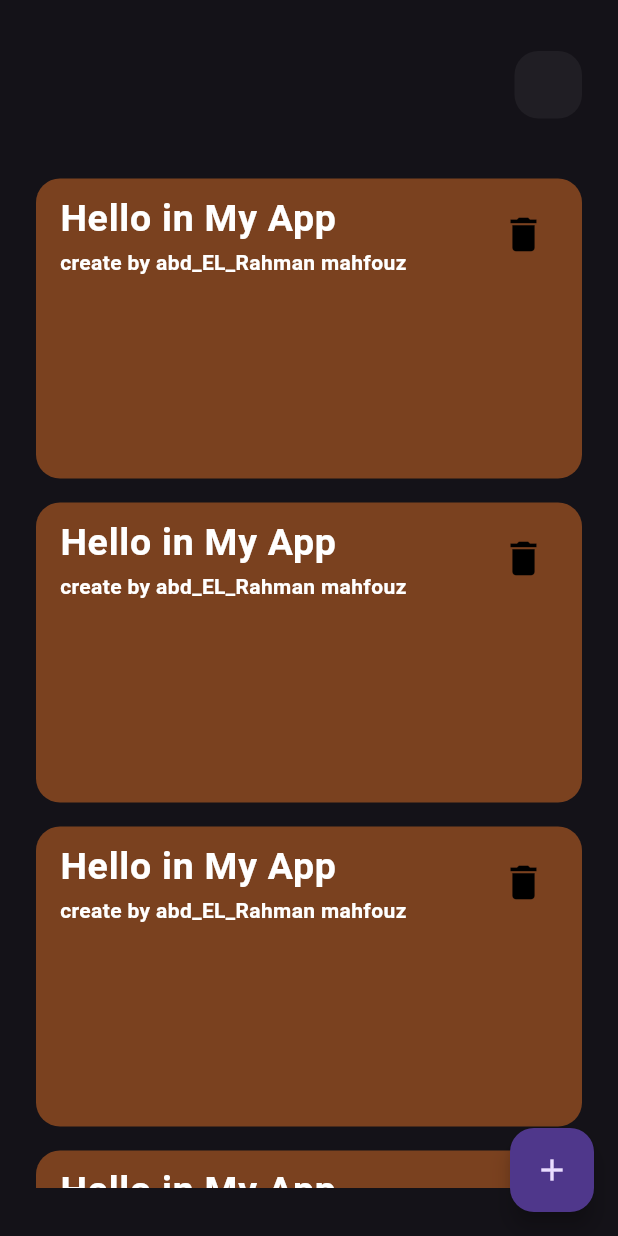
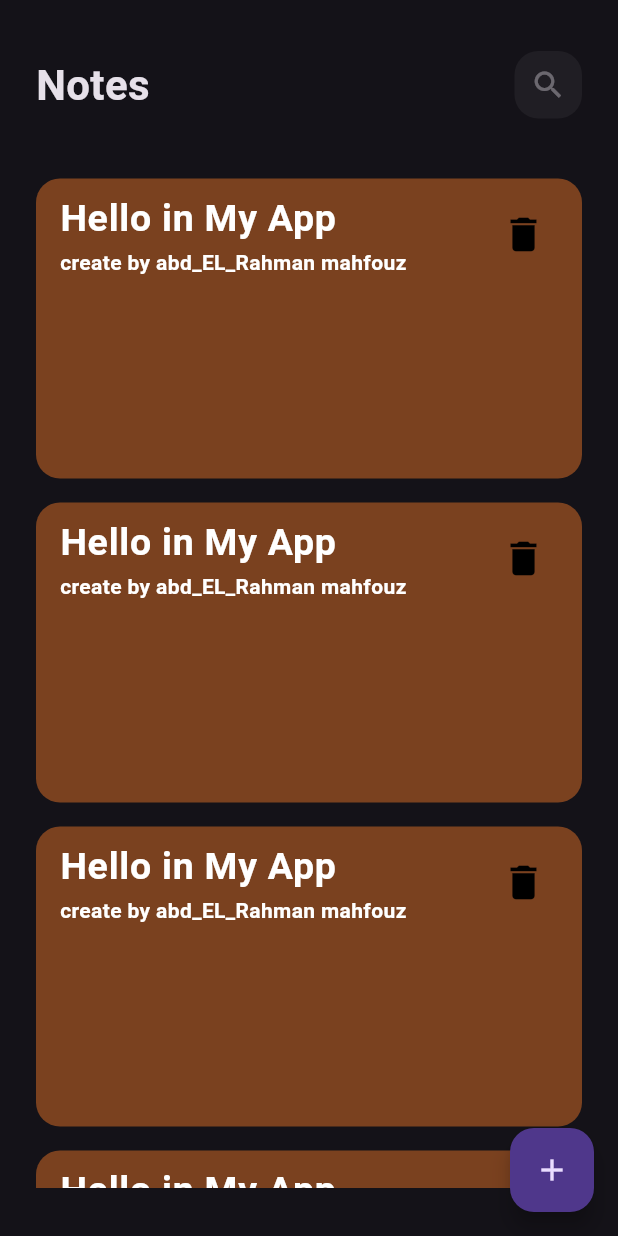
Before and after one commit to AMahfouz144/note_app, a Flutter app: the screen it shows after launch, on a phone screen of 412 x 824 dp. Run offline on Flutter 3.47's test engine with Material 3 defaults, Android fonts, the phone set to English and light mode, and no system bars.

Commit message:
update edit view

```diff
--- a/lib/main.dart
+++ b/lib/main.dart
@@ -17,9 +17,9 @@ class NotesApp extends StatelessWidget {
       debugShowCheckedModeBanner: false,
       theme: ThemeData.dark(),
       home: const MyApp(),
-      routes: <String, WidgetBuilder> {
-      '/a': (BuildContext context) =>  Test(title: Text('page A')),
-    },
+      routes: <String, WidgetBuilder>{
+        '/a': (BuildContext context) => EditView(title: Text('Edit page')),
+      },
     );
   }
 }
--- a/lib/views/notes_app.dart
+++ b/lib/views/notes_app.dart
@@ -40,7 +40,7 @@ class MyApp extends StatelessWidget {
                         onTap: () {
                           Navigator.push(context,
                               MaterialPageRoute(builder: (context) {
-                            return Test();
+                            return EditView();
                           }));
                         },
                         width: double.infinity,
--- a/lib/views/notes_view.dart
+++ b/lib/views/notes_view.dart
@@ -13,7 +13,10 @@ class NotesView extends StatelessWidget {
         SizedBox(
           height: 10,
         ),
-        CustomAppBar(),
+        CustomAppBar(
+          title: 'Notes',
+          icon: Icon(Icons.search),
+        ),
         SizedBox(
           height: 24,
         ),
--- a/lib/views/test.dart
+++ b/lib/views/test.dart
@@ -2,8 +2,8 @@ import 'package:flutter/material.dart';
 import 'package:g_notes/views/widgets/custom_appbar.dart';
 import 'package:g_notes/views/widgets/custom_text_field.dart';
 
-class Test extends StatelessWidget {
-  Test({super.key, this.title});
+class EditView extends StatelessWidget {
+  EditView({super.key, this.title});
   Widget? title;
   @override
   Widget build(BuildContext context) {
--- a/lib/views/widgets/custom_appbar.dart
+++ b/lib/views/widgets/custom_appbar.dart
@@ -7,7 +7,7 @@ class CustomAppBar extends StatelessWidget {
     this.title,
     this.icon,
     this.onPressed,
-    });
+  });
   final String? title;
   final Widget? icon;
   final void Function()? onPressed;
@@ -18,9 +18,9 @@ class CustomAppBar extends StatelessWidget {
         Text(
           title ?? '',
           style: const TextStyle(
-              fontSize: 28,
-              fontWeight: FontWeight.bold,
-              fontStyle: FontStyle.italic),
+            fontSize: 28,
+            fontWeight: FontWeight.bold,
+          ),
         ),
         const Spacer(),
         CustomIcon(
--- a/lib/views/widgets/custom_note.dart
+++ b/lib/views/widgets/custom_note.dart
@@ -1,4 +1,5 @@
 import 'package:flutter/material.dart';
+import 'package:g_notes/views/test.dart';
 import 'package:g_notes/views/widgets/custom_Llist_tile.dart';
 
 class CustomNote extends StatelessWidget {
@@ -6,7 +7,13 @@ class CustomNote extends StatelessWidget {
 
   @override
   Widget build(BuildContext context) {
-    return Container(
+    return GestureDetector(
+      onTap: () {
+        Navigator.push(context, MaterialPageRoute(builder: (context) {
+          return EditView();
+        }));
+      },
+      child: Container(
         width: 400,
         height: 200,
         decoration: BoxDecoration(
@@ -33,6 +40,7 @@ class CustomNote extends StatelessWidget {
             ),
           ),
         ),
+      ),
     );
   }
 }
```
Lines whose indentation alone changed are shown as unchanged.
